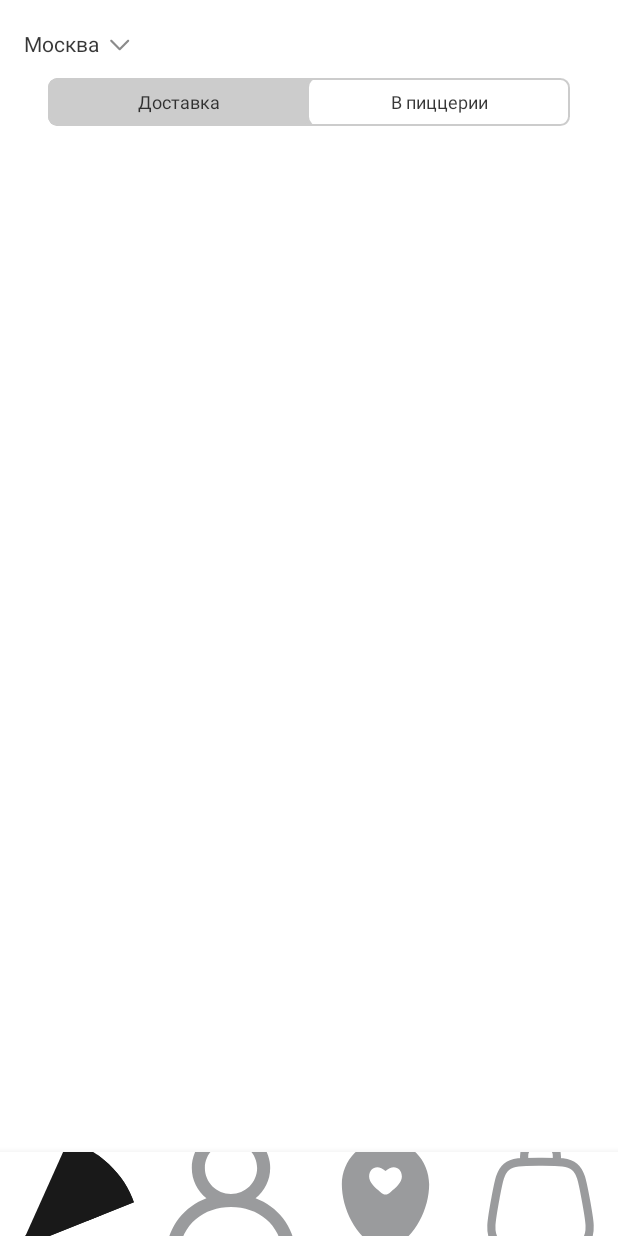
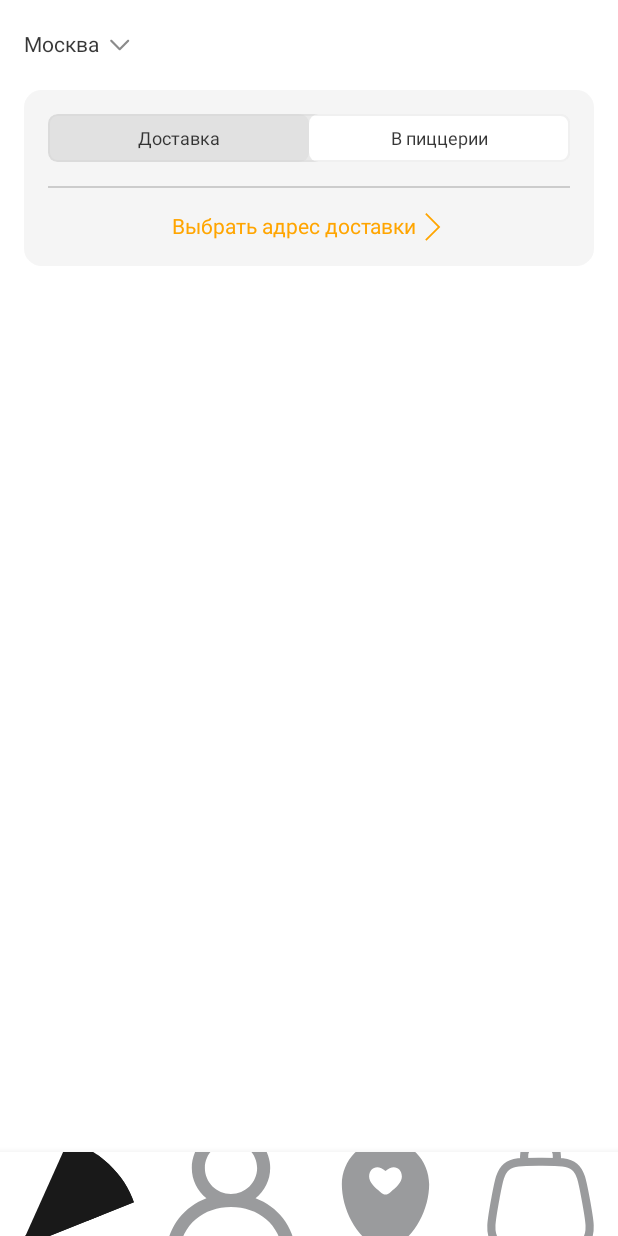
Before and after one commit to SpaceMarabu/PizzaStore, an Android app built with Jetpack Compose: the composable MainScreen shown on its own in the app's theme, on a phone screen of 412 x 824 dp. Run offline under Robolectric (Android 15) with nearby library versions, the phone set to English and light mode, and no system bars.

Commit message:
Добавлены карты mapKit

```diff
--- a/app/src/main/AndroidManifest.xml
+++ b/app/src/main/AndroidManifest.xml
@@ -3,6 +3,8 @@
     xmlns:tools="http://schemas.android.com/tools">
 
     <uses-permission android:name="android.permission.INTERNET" />
+    <uses-permission android:name="android.permission.ACCESS_COARSE_LOCATION" />
+    <uses-permission android:name="android.permission.ACCESS_FINE_LOCATION" />
 
     <application
         android:name=".di.PizzaStoreApplication"
--- a/app/src/main/java/com/example/pizzastore/navigation/AppNavGraph.kt
+++ b/app/src/main/java/com/example/pizzastore/navigation/AppNavGraph.kt
@@ -12,7 +12,8 @@ fun AppNavGraph(
     profileScreenContent: @Composable () -> Unit,
     contactsScreenContent: @Composable () -> Unit,
     shoppingBagScreenContent: @Composable () -> Unit,
-    choseCityScreenContent: @Composable () -> Unit
+    choseCityScreenContent: @Composable () -> Unit,
+    mapScreenContent: @Composable () -> Unit
 ) {
     NavHost(
         navController = navHostController,
@@ -37,5 +38,8 @@ fun AppNavGraph(
         composable(Screen.ChoseCity.route) {
             choseCityScreenContent()
         }
+        composable(Screen.Map.route) {
+            mapScreenContent()
+        }
     }
 }
--- a/app/src/main/java/com/example/pizzastore/navigation/Screen.kt
+++ b/app/src/main/java/com/example/pizzastore/navigation/Screen.kt
@@ -9,6 +9,7 @@ sealed class Screen(
     object Profile : Screen(ROUTE_PROFILE)
     object ShoppingBag : Screen(ROUTE_SHOPPING_BAG)
     object ChoseCity : Screen(ROUTE_CHOSE_CITY)
+    object Map : Screen(ROUTE_MAP)
 
 
     companion object {
@@ -18,6 +19,6 @@ sealed class Screen(
         const val ROUTE_CONTACTS = "contacts"
         const val ROUTE_SHOPPING_BAG = "shopping_bag"
         const val ROUTE_CHOSE_CITY = "city"
-        const val ROUTE_CHOSE_DELIVERY = "delivery"
+        const val ROUTE_MAP = "map"
     }
 }
--- a/app/src/main/java/com/example/pizzastore/presentation/main/MainScreen.kt
+++ b/app/src/main/java/com/example/pizzastore/presentation/main/MainScreen.kt
@@ -19,6 +19,7 @@ import androidx.compose.foundation.layout.wrapContentHeight
 import androidx.compose.foundation.shape.RoundedCornerShape
 import androidx.compose.material.BottomNavigation
 import androidx.compose.material.BottomNavigationItem
+import androidx.compose.material.Divider
 import androidx.compose.material.Icon
 import androidx.compose.material.MaterialTheme
 import androidx.compose.material.Scaffold
@@ -35,6 +36,7 @@ import androidx.compose.ui.draw.clip
 import androidx.compose.ui.graphics.Color
 import androidx.compose.ui.graphics.vector.ImageVector
 import androidx.compose.ui.platform.LocalContext
+import androidx.compose.ui.res.colorResource
 import androidx.compose.ui.res.vectorResource
 import androidx.compose.ui.text.font.FontWeight
 import androidx.compose.ui.text.style.TextAlign
@@ -126,6 +128,13 @@ fun MainScreen() {
                     },
                     onDeliveryClick = {
                         cityState = cityState.copy(deliveryType = it)
+                    },
+                    onAddressClick = {
+                        navHostController.navigate(Screen.ROUTE_MAP)
+//                        when (cityState.deliveryType) {
+//                            DeliveryType.TAKE_OUT -> TODO()
+//                            DeliveryType.DELIVERY_TO -> TODO()
+//                        }
                     }
                 )
             },
@@ -137,7 +146,8 @@ fun MainScreen() {
                     cityState = it
                     navHostController.popBackStack()
                 }
-            }
+            },
+            mapScreenContent = { MapScreen() }
         )
     }
 }
@@ -148,7 +158,8 @@ fun MenuScreenContent(
     paddingStart: Dp,
     paddingTop: Dp,
     onCityClick: () -> Unit,
-    onDeliveryClick: (DeliveryType) -> Unit
+    onDeliveryClick: (DeliveryType) -> Unit,
+    onAddressClick: () -> Unit
 ) {
     Column {
         ChoseCity(
@@ -157,16 +168,41 @@ fun MenuScreenContent(
             paddingTop,
             onCityClick
         )
+        ChoseDeliveryType(
+            city = city,
+            onDeliveryClick = {
+                onDeliveryClick(it)
+            },
+            onAddressClick = {
+                onAddressClick()
+            }
+        )
+    }
+
+}
+
+@Composable
+fun ChoseDeliveryType(
+    city: City,
+    onDeliveryClick: (DeliveryType) -> Unit,
+    onAddressClick: () -> Unit
+) {
+    Column (
+        modifier = Modifier
+            .padding(16.dp)
+            .clip(RoundedCornerShape(10))
+            .background(Color.LightGray.copy(alpha = 0.2f))
+    ){
         Row(
             modifier = Modifier
                 .fillMaxWidth()
-                .padding(start = 32.dp, top = 8.dp, end = 32.dp)
+                .padding(start = 16.dp, top = 16.dp, end = 16.dp)
                 .clip(RoundedCornerShape(20))
                 .border(
-                    BorderStroke(1.dp, Color.LightGray),
+                    BorderStroke(1.dp, Color.LightGray.copy(alpha = 0.3f)),
                     RoundedCornerShape(20)
                 )
-                .background(Color.LightGray),
+                .background(Color.LightGray.copy(alpha = 0.3f)),
             horizontalArrangement = Arrangement.SpaceEvenly
         )
         {
@@ -180,11 +216,13 @@ fun MenuScreenContent(
                 DeliveryType.DELIVERY_TO -> false
             }
 
+            val lightGray30 = Color.LightGray.copy(alpha = 0.3f)
+
             val deliveryColor by animateColorAsState(
-                if (isTakeout) Color.LightGray else Color.White
+                if (isTakeout) lightGray30 else Color.White, label = "deliveryColor"
             )
             val takeoutColor by animateColorAsState(
-                if (isTakeout) Color.White else Color.LightGray
+                if (isTakeout) Color.White else lightGray30, label = "takeoutColor"
             )
 
             when (city.deliveryType) {
@@ -211,6 +249,35 @@ fun MenuScreenContent(
                 }
             }
         }
+        Divider(
+            modifier = Modifier
+                .padding(top = 16.dp, start = 16.dp, end = 16.dp),
+            color = Color.LightGray,
+            thickness = 1.dp
+        )
+        Row(
+            modifier = Modifier
+                .fillMaxWidth()
+                .padding(top = 16.dp, bottom = 16.dp)
+                .clickable {
+                    onAddressClick()
+                },
+            horizontalArrangement = Arrangement.Center,
+            verticalAlignment = Alignment.CenterVertically
+        ) {
+            Text(
+                text = "Выбрать адрес доставки",
+                color = colorResource(R.color.orange),
+                fontSize = 14.sp
+            )
+            Icon(
+                modifier = Modifier
+                    .size(20.dp),
+                imageVector = ImageVector.vectorResource(R.drawable.ic_angle_right),
+                contentDescription = null,
+                tint = colorResource(R.color.orange)
+            )
+        }
     }
 
 }
@@ -231,7 +298,7 @@ fun TextButton(
             .height(32.dp)
             .wrapContentHeight(align = Alignment.CenterVertically)
             .clickable {
-                       onClick()
+                onClick()
             },
         textAlign = TextAlign.Center,
         fontSize = 12.sp,
--- a/app/src/main/java/com/example/pizzastore/ui/theme/Color.kt
+++ b/app/src/main/java/com/example/pizzastore/ui/theme/Color.kt
@@ -6,3 +6,4 @@ val Black500 = Color(0xff9a9b9d)
 val Black900 = Color(0xff191919)
 val DarkBlue = Color(0xff4c75a3)
 val DarkRed = Color(0xfffb3043)
+val orange = Color(0xffFFA500)
--- a/app/src/main/res/values/colors.xml
+++ b/app/src/main/res/values/colors.xml
@@ -7,4 +7,5 @@
     <color name="teal_700">#FF018786</color>
     <color name="black">#FF000000</color>
     <color name="white">#FFFFFFFF</color>
+    <color name="orange">#FFA500</color>
 </resources>
```
Also changed, not shown: app/build.gradle (renamed from app/build.gradle.kts, +7 -2 lines), app/src/main/java/com/example/pizzastore/di/PizzaStoreApplication.kt (+7 -0 lines), app/src/main/java/com/example/pizzastore/domain/entity/MapPoint.kt (added, +10 -0 lines), app/src/main/java/com/example/pizzastore/domain/entity/MapPosition.kt (added, +12 -0 lines), app/src/main/java/com/example/pizzastore/presentation/main/MapScreen.kt (added, +198 -0 lines), build.gradle (renamed from build.gradle.kts, +13 -0 lines).
